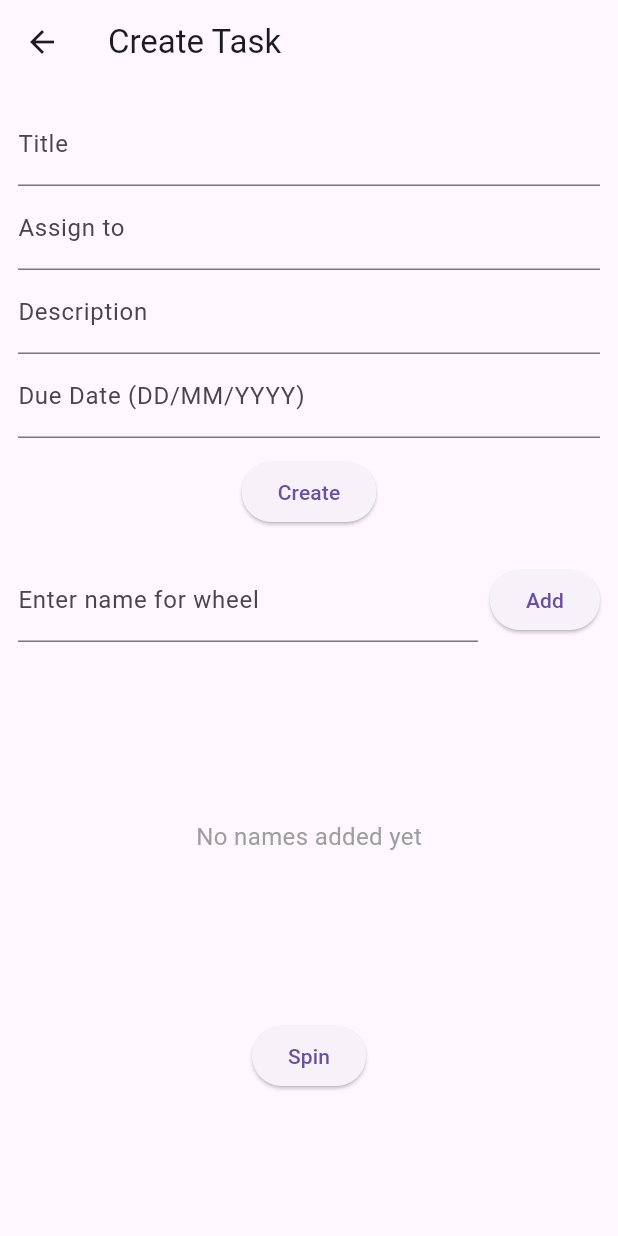
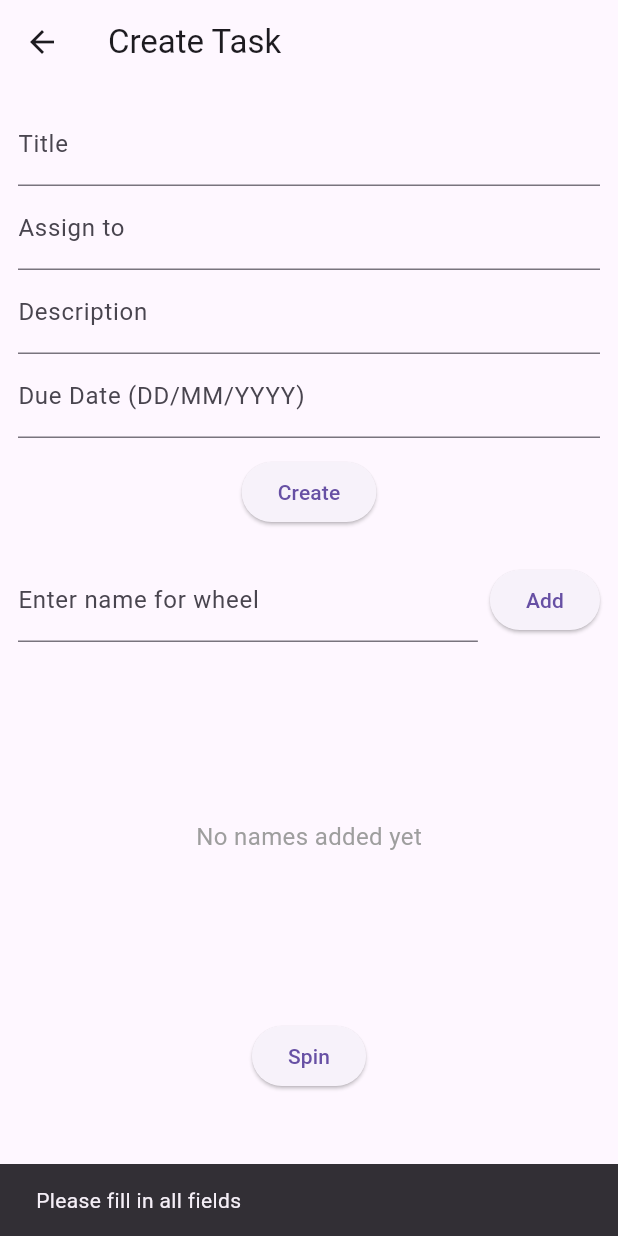
Before and after one commit to Caster-Gil/quick_task, a Flutter app: the CreateTaskScreen screen opened directly, after a tap on "Create", on a phone screen of 412 x 824 dp. Run offline on Flutter 3.47's test engine with Material 3 defaults, Android fonts, the light colour scheme and no system bars; our stand-ins replace cloud_firestore, firebase_auth, fl_chart, flutter_fortune_wheel; accounts and stored records are empty.

Commit message:
Add create_project_screen UI

```diff
--- a/lib/screens/create_task_screen.dart
+++ b/lib/screens/create_task_screen.dart
@@ -2,6 +2,9 @@ import 'dart:async';
 import 'dart:math';
 import 'package:flutter/material.dart';
 import 'package:flutter_fortune_wheel/flutter_fortune_wheel.dart';
+import 'package:cloud_firestore/cloud_firestore.dart';
+import 'package:firebase_auth/firebase_auth.dart';
+import 'task_list.dart';
 
 class CreateTaskScreen extends StatefulWidget {
   const CreateTaskScreen({super.key});
@@ -16,22 +19,15 @@ class _CreateTaskScreenState extends State<CreateTaskScreen> {
   final TextEditingController assignController = TextEditingController();
   final TextEditingController descController = TextEditingController();
   final TextEditingController dateController = TextEditingController();
-
-  // Name input for wheel
   final TextEditingController nameController = TextEditingController();
 
-  // Stream controller required by flutter_fortune_wheel
   final StreamController<int> selectedController = StreamController<int>();
-
-  // The wheel's items (starts empty)
   final List<String> members = [];
-
-  // Last selected index (used to display result)
   int? lastSelectedIndex;
+  bool isLoading = false;
 
   @override
   void dispose() {
-    // Always close controllers to avoid memory leaks
     titleController.dispose();
     assignController.dispose();
     descController.dispose();
@@ -41,6 +37,7 @@ class _CreateTaskScreenState extends State<CreateTaskScreen> {
     super.dispose();
   }
 
+  // Add name to the wheel
   void addName() {
     final name = nameController.text.trim();
     if (name.isEmpty) return;
@@ -50,16 +47,81 @@ class _CreateTaskScreenState extends State<CreateTaskScreen> {
     });
   }
 
+  // Spin the wheel
   void spinWheel() {
-    if (members.isEmpty) return; // don't spin empty wheel
+    if (members.isEmpty) return;
     final randIndex = Random().nextInt(members.length);
-    // send the chosen index to the FortuneWheel stream
     selectedController.add(randIndex);
-    // update UI and assign field
     setState(() {
       lastSelectedIndex = randIndex;
       assignController.text = members[randIndex];
     });
+  }
+
+  // Create Task Function — Saves to Firestore and redirects
+  Future<void> createTask() async {
+    final title = titleController.text.trim();
+    final assignedTo = assignController.text.trim();
+    final description = descController.text.trim();
+    final dueDate = dateController.text.trim();
+    final user = FirebaseAuth.instance.currentUser;
+
+    if (title.isEmpty ||
+        assignedTo.isEmpty ||
+        description.isEmpty ||
+        dueDate.isEmpty) {
+      ScaffoldMessenger.of(context).showSnackBar(
+        const SnackBar(content: Text("Please fill in all fields")),
+      );
+      return;
+    }
+
+    if (user == null) {
+      ScaffoldMessenger.of(
+        context,
+      ).showSnackBar(const SnackBar(content: Text("No user logged in")));
+      return;
+    }
+
+    setState(() => isLoading = true);
+
+    try {
+      await FirebaseFirestore.instance.collection('tasks').add({
+        'title': title,
+        'assigned_to': assignedTo,
+        'description': description,
+        'due_date': dueDate,
+        'created_by': user.uid,
+        'created_at': FieldValue.serverTimestamp(),
+      });
+
+      if (!mounted) return;
+      ScaffoldMessenger.of(context).showSnackBar(
+        const SnackBar(content: Text("Task created successfully!")),
+      );
+
+      // Clear fields
+      titleController.clear();
+      assignController.clear();
+      descController.clear();
+      dateController.clear();
+      setState(() => lastSelectedIndex = null);
+
+      // Redirect to Task List screen after short delay
+      await Future.delayed(const Duration(milliseconds: 800));
+      if (mounted) {
+        Navigator.pushReplacement(
+          context,
+          MaterialPageRoute(builder: (context) => const TaskListScreen()),
+        );
+      }
+    } catch (e) {
+      ScaffoldMessenger.of(
+        context,
+      ).showSnackBar(SnackBar(content: Text("Error creating task: $e")));
+    } finally {
+      setState(() => isLoading = false);
+    }
   }
 
   @override
@@ -70,25 +132,43 @@ class _CreateTaskScreenState extends State<CreateTaskScreen> {
         padding: const EdgeInsets.all(12.0),
         child: Column(
           children: [
-            // Task form
-            TextField(controller: titleController, decoration: const InputDecoration(labelText: "Title")),
-            TextField(controller: assignController, decoration: const InputDecoration(labelText: "Assign to")),
-            TextField(controller: descController, decoration: const InputDecoration(labelText: "Description")),
-            TextField(controller: dateController, decoration: const InputDecoration(labelText: "Due Date (DD/MM/YYYY)")),
+            TextField(
+              controller: titleController,
+              decoration: const InputDecoration(labelText: "Title"),
+            ),
+            TextField(
+              controller: assignController,
+              decoration: const InputDecoration(labelText: "Assign to"),
+            ),
+            TextField(
+              controller: descController,
+              decoration: const InputDecoration(labelText: "Description"),
+            ),
+            TextField(
+              controller: dateController,
+              decoration: const InputDecoration(
+                labelText: "Due Date (DD/MM/YYYY)",
+              ),
+            ),
             const SizedBox(height: 12),
-            ElevatedButton(onPressed: () {
-              // Your "Create" logic here
-            }, child: const Text("Create")),
+
+            isLoading
+                ? const CircularProgressIndicator()
+                : ElevatedButton(
+                    onPressed: createTask,
+                    child: const Text("Create"),
+                  ),
 
             const SizedBox(height: 20),
 
-            // Add name row
             Row(
               children: [
                 Expanded(
                   child: TextField(
                     controller: nameController,
-                    decoration: const InputDecoration(labelText: "Enter name for wheel"),
+                    decoration: const InputDecoration(
+                      labelText: "Enter name for wheel",
+                    ),
                   ),
                 ),
                 const SizedBox(width: 8),
@@ -98,15 +178,17 @@ class _CreateTaskScreenState extends State<CreateTaskScreen> {
 
             const SizedBox(height: 20),
 
-            // The wheel (placeholder when empty)
             SizedBox(
               height: 220,
               child: members.isEmpty
-                  ? const Center(child: Text("No names added yet", style: TextStyle(fontSize: 16, color: Colors.grey)))
+                  ? const Center(
+                      child: Text(
+                        "No names added yet",
+                        style: TextStyle(fontSize: 16, color: Colors.grey),
+                      ),
+                    )
                   : FortuneWheel(
-                      // provide the stream here (package expects Stream<int>)
                       selected: selectedController.stream,
-                      // prevent auto animate on first build if you like:
                       animateFirst: false,
                       items: [
                         for (var name in members)
@@ -115,10 +197,13 @@ class _CreateTaskScreenState extends State<CreateTaskScreen> {
                               padding: const EdgeInsets.all(8.0),
                               child: Text(
                                 name,
-                                style: const TextStyle(fontSize: 16, fontWeight: FontWeight.bold),
+                                style: const TextStyle(
+                                  fontSize: 16,
+                                  fontWeight: FontWeight.bold,
+                                ),
                               ),
                             ),
-                          )
+                          ),
                       ],
                     ),
             ),
@@ -130,7 +215,10 @@ class _CreateTaskScreenState extends State<CreateTaskScreen> {
             if (lastSelectedIndex != null)
               Text(
                 "🎉 Assigned to: ${members[lastSelectedIndex!]}",
-                style: const TextStyle(fontSize: 18, fontWeight: FontWeight.bold),
+                style: const TextStyle(
+                  fontSize: 18,
+                  fontWeight: FontWeight.bold,
+                ),
               ),
           ],
         ),
```
Also changed, not shown: lib/screens/create_project_screen.dart (added, +150 -0 lines).
